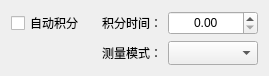
Old version of the form SL2000/HTestSetWidget2000.ui in the repository hexianqi/QtCode.
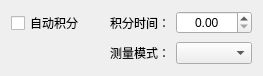
New version of the form.

Diff of the .ui file:
```diff
--- a/SL2000/HTestSetWidget2000.ui
+++ b/SL2000/HTestSetWidget2000.ui
@@ -51,12 +51,6 @@
    </item>
    <item row="0" column="2">
     <widget class="QDoubleSpinBox" name="doubleSpinBox_1">
-     <property name="minimumSize">
-      <size>
-       <width>90</width>
-       <height>24</height>
-      </size>
-     </property>
      <property name="alignment">
       <set>Qt::AlignCenter</set>
      </property>
@@ -82,14 +76,7 @@
     </widget>
    </item>
    <item row="1" column="2">
-    <widget class="QComboBox" name="comboBox_1">
-     <property name="minimumSize">
-      <size>
-       <width>90</width>
-       <height>24</height>
-      </size>
-     </property>
-    </widget>
+    <widget class="QComboBox" name="comboBox_1"/>
    </item>
   </layout>
  </widget>
```
